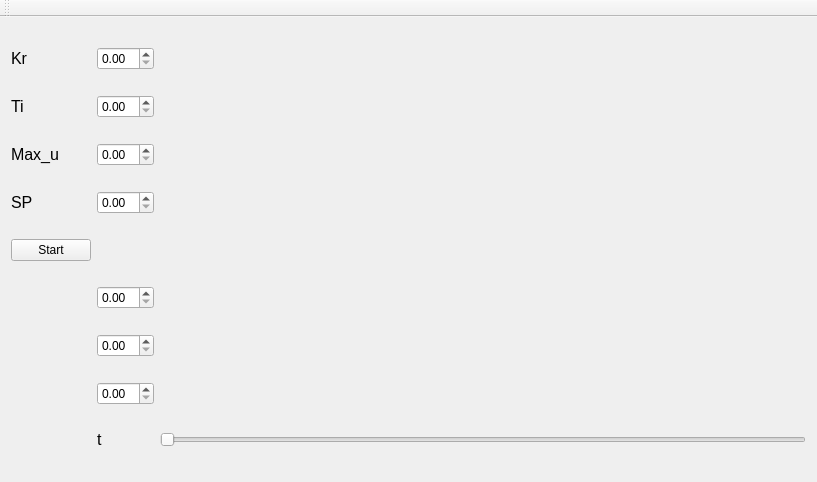
Old version of the form mainwindow.ui in the repository kajakIYD/PSS.
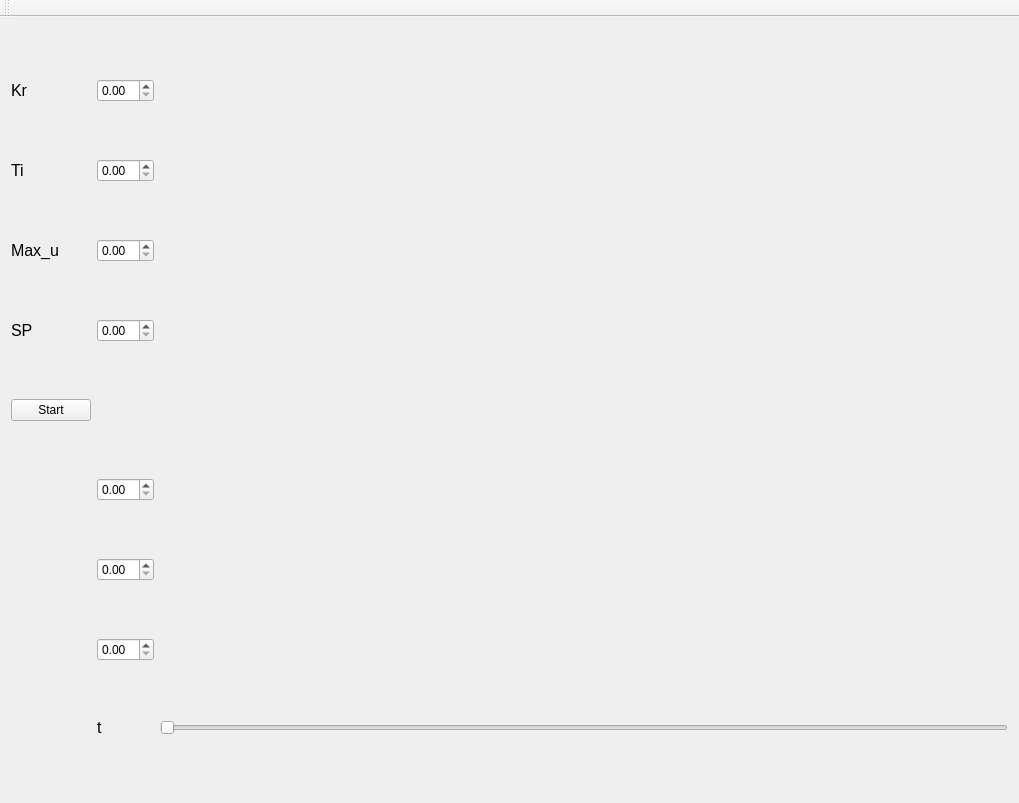
New version of the form. Custom widgets are drawn as their Qt base class.

Commit message: GUI slightly improved, start button added. PI improved

Patch:
```diff
--- a/mainwindow.ui
+++ b/mainwindow.ui
@@ -6,8 +6,8 @@
    <rect>
     <x>0</x>
     <y>0</y>
-    <width>817</width>
-    <height>482</height>
+    <width>1019</width>
+    <height>803</height>
    </rect>
   </property>
   <property name="windowTitle">
```
Left out of the diff: 134 changed lines with no effect on the pictures. The commit also changes 5 other files.
